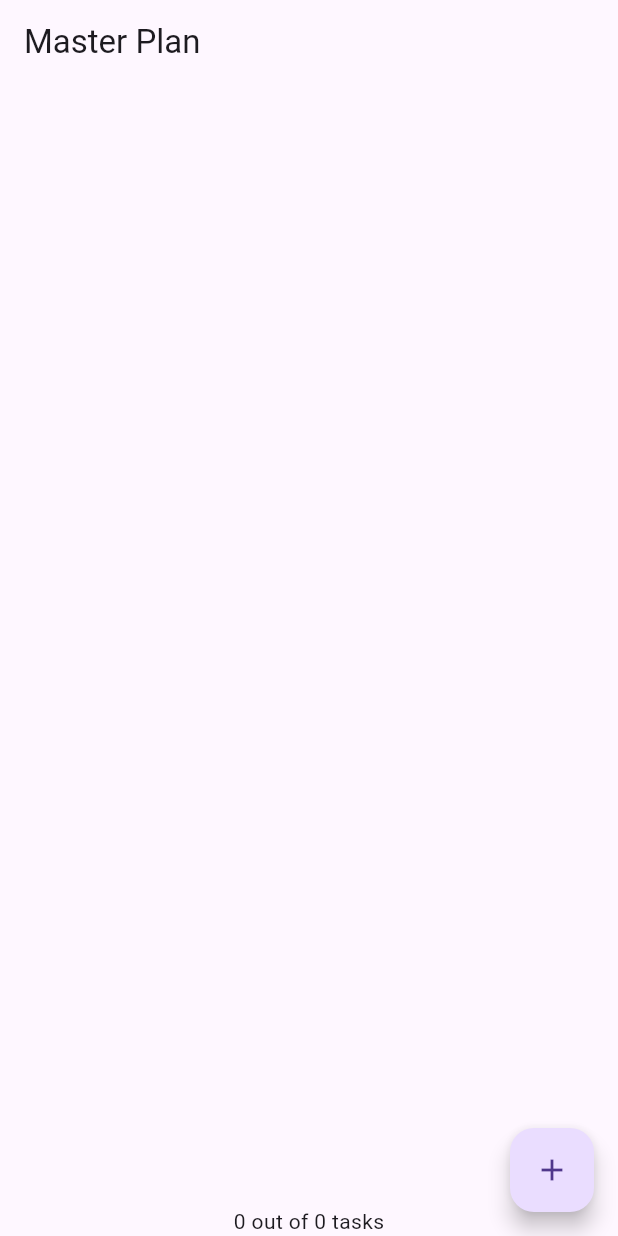
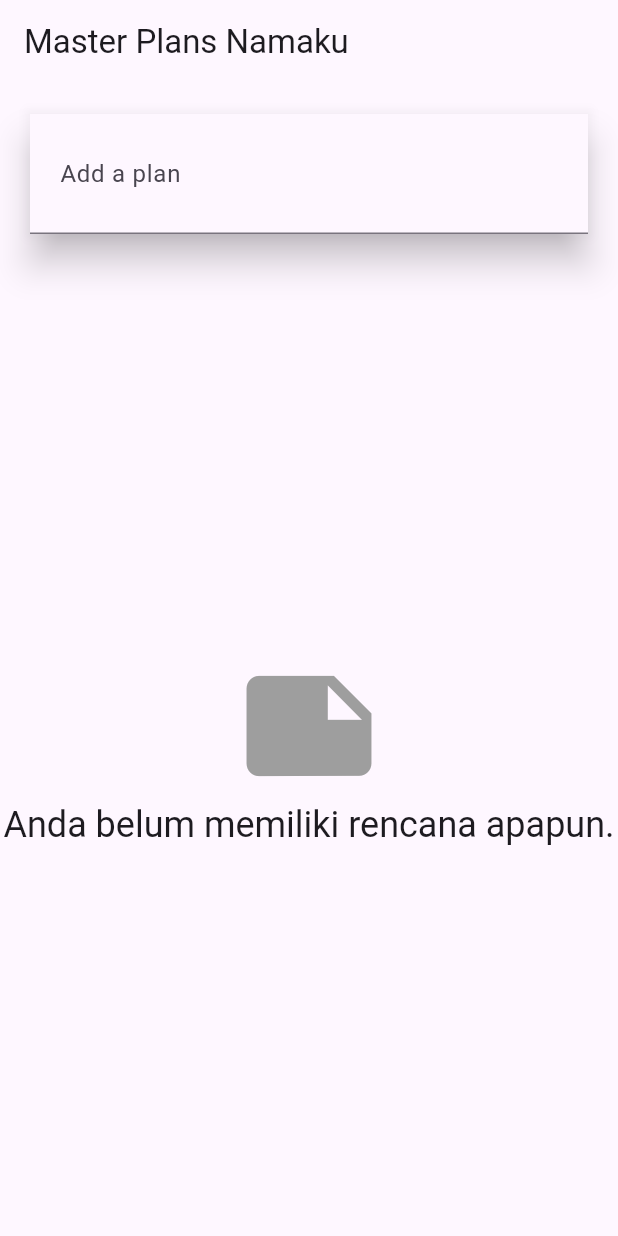
Before and after one commit to Haidarly2/09-2241720258-Pertemuan-10, a Flutter app: the screen it shows after launch, on a phone screen of 412 x 824 dp. Run offline on Flutter 3.47's test engine with Material 3 defaults, Android fonts, the phone set to English and light mode, and no system bars.

Commit message:
commit update praktikum 3

```diff
--- a/master_plan/lib/main.dart
+++ b/master_plan/lib/main.dart
@@ -1,7 +1,8 @@
 import 'package:flutter/material.dart';
 import 'package:master_plan/models/plan.dart';
 import 'package:master_plan/provider/plan_provider.dart';
-import 'package:master_plan/views/plan_screen.dart';
+import 'package:master_plan/views/plan_creator_screen.dart';
+// import 'package:master_plan/views/plan_screen.dart';
 
 void main() => runApp(MasterPlanApp());
 
@@ -13,8 +14,14 @@ class MasterPlanApp extends StatelessWidget {
     return MaterialApp(
       theme: ThemeData(primarySwatch: Colors.purple),
       home: PlanProvider(
-        notifier: ValueNotifier<Plan>(const Plan()),
-        child: const PlanScreen(),
+        notifier: ValueNotifier<List<Plan>>(const []),
+        child: MaterialApp(
+          title: 'State management app',
+          theme: ThemeData(
+            primarySwatch: Colors.blue,
+          ),
+          home: const PlanCreatorScreen(),
+        ),
       ),
     );
   }
--- a/master_plan/lib/provider/plan_provider.dart
+++ b/master_plan/lib/provider/plan_provider.dart
@@ -1,12 +1,14 @@
 import 'package:flutter/material.dart';
 import 'package:master_plan/models/plan.dart';
 
-class PlanProvider extends InheritedNotifier<ValueNotifier<Plan>> {
+class PlanProvider extends InheritedNotifier<ValueNotifier<List<Plan>>> {
   const PlanProvider(
-      {super.key, required Widget child, required ValueNotifier<Plan> notifier})
+      {super.key,
+      required Widget child,
+      required ValueNotifier<List<Plan>> notifier})
       : super(child: child, notifier: notifier);
 
-  static ValueNotifier<Plan> of(BuildContext context) {
+  static ValueNotifier<List<Plan>> of(BuildContext context) {
     return context
         .dependOnInheritedWidgetOfExactType<PlanProvider>()!
         .notifier!;
--- /dev/null
+++ b/master_plan/lib/views/plan_creator_screen.dart
@@ -0,0 +1,89 @@
+import 'package:flutter/material.dart';
+import 'package:master_plan/models/plan.dart';
+import 'package:master_plan/provider/plan_provider.dart';
+import 'package:master_plan/views/plan_screen.dart';
+
+class PlanCreatorScreen extends StatefulWidget {
+  const PlanCreatorScreen({Key? key}) : super(key: key);
+
+  @override
+  _PlanCreatorScreenState createState() => _PlanCreatorScreenState();
+}
+
+class _PlanCreatorScreenState extends State<PlanCreatorScreen> {
+  final textController = TextEditingController();
+
+  @override
+  void dispose() {
+    textController.dispose();
+    super.dispose();
+  }
+
+  @override
+  Widget build(BuildContext context) {
+    return Scaffold(
+      // ganti ‘Namaku' dengan nama panggilan Anda
+      appBar: AppBar(title: const Text('Master Plans Namaku')),
+      body: Column(children: [
+        _buildListCreator(),
+        Expanded(child: _buildMasterPlans())
+      ]),
+    );
+  }
+
+  Widget _buildListCreator() {
+    return Padding(
+        padding: const EdgeInsets.all(20.0),
+        child: Material(
+          color: Theme.of(context).cardColor,
+          elevation: 10,
+          child: TextField(
+              controller: textController,
+              decoration: const InputDecoration(
+                  labelText: 'Add a plan', contentPadding: EdgeInsets.all(20)),
+              onEditingComplete: addPlan),
+        ));
+  }
+
+  void addPlan() {
+    final text = textController.text;
+    if (text.isEmpty) {
+      return;
+    }
+    final plan = Plan(name: text, tasks: []);
+    ValueNotifier<List<Plan>> planNotifier = PlanProvider.of(context);
+    planNotifier.value = List<Plan>.from(planNotifier.value)..add(plan);
+    textController.clear();
+    FocusScope.of(context).requestFocus(FocusNode());
+    setState(() {});
+  }
+
+  Widget _buildMasterPlans() {
+    ValueNotifier<List<Plan>> planNotifier = PlanProvider.of(context);
+    List<Plan> plans = planNotifier.value;
+
+    if (plans.isEmpty) {
+      return Column(
+          mainAxisAlignment: MainAxisAlignment.center,
+          children: <Widget>[
+            const Icon(Icons.note, size: 100, color: Colors.grey),
+            Text('Anda belum memiliki rencana apapun.',
+                style: Theme.of(context).textTheme.headlineSmall)
+          ]);
+    }
+    return ListView.builder(
+        itemCount: plans.length,
+        itemBuilder: (context, index) {
+          final plan = plans[index];
+          return ListTile(
+              title: Text(plan.name),
+              subtitle: Text(plan.completenessMessage),
+              onTap: () {
+                Navigator.of(context).push(MaterialPageRoute(
+                    builder: (_) => PlanScreen(
+                          plan: plan,
+                        )));
+              });
+        });
+  }
+}
--- a/master_plan/lib/views/plan_screen.dart
+++ b/master_plan/lib/views/plan_screen.dart
@@ -3,8 +3,11 @@ import 'package:flutter/material.dart';
 import 'package:master_plan/models/task.dart';
 import 'package:master_plan/provider/plan_provider.dart';
 
+@immutable
+// ignore: must_be_immutable
 class PlanScreen extends StatefulWidget {
-  const PlanScreen({super.key});
+  PlanScreen({super.key, required this.plan});
+  Plan plan;
 
   @override
   State createState() => _PlanScreenState();
@@ -12,6 +15,7 @@ class PlanScreen extends StatefulWidget {
 
 class _PlanScreenState extends State<PlanScreen> {
   late ScrollController scrollController;
+  Plan get plan => widget.plan;
 
   @override
   void initState() {
@@ -24,32 +28,46 @@ class _PlanScreenState extends State<PlanScreen> {
 
   @override
   Widget build(BuildContext context) {
+    ValueNotifier<List<Plan>> plansNotifier = PlanProvider.of(context);
+
     return Scaffold(
-      appBar: AppBar(title: const Text('Master Plan')),
-      body: ValueListenableBuilder<Plan>(
-        valueListenable: PlanProvider.of(context),
-        builder: (context, plan, child) {
+      appBar: AppBar(title: Text(plan.name)),
+      body: ValueListenableBuilder<List<Plan>>(
+        valueListenable: plansNotifier,
+        builder: (context, plans, child) {
+          Plan currentPlan = plans.firstWhere((p) => p.name == plan.name);
           return Column(
             children: [
-              Expanded(child: _buildList(plan)),
-              SafeArea(child: Text(plan.completenessMessage))
+              Expanded(child: _buildList(currentPlan)),
+              SafeArea(child: Text(currentPlan.completenessMessage)),
             ],
           );
         },
       ),
-      floatingActionButton: _buildAddTaskButton(context),
+      floatingActionButton: _buildAddTaskButton(
+        context,
+      ),
     );
   }
 
   Widget _buildAddTaskButton(BuildContext context) {
-    ValueNotifier<Plan> planNotifier = PlanProvider.of(context);
+    ValueNotifier<List<Plan>> planNotifier = PlanProvider.of(context);
     return FloatingActionButton(
       child: const Icon(Icons.add),
       onPressed: () {
-        Plan currentPlan = planNotifier.value;
-        planNotifier.value = Plan(
+        Plan currentPlan = plan;
+        int planIndex =
+            planNotifier.value.indexWhere((p) => p.name == currentPlan.name);
+        List<Task> updatedTasks = List<Task>.from(currentPlan.tasks)
+          ..add(const Task());
+        planNotifier.value = List<Plan>.from(planNotifier.value)
+          ..[planIndex] = Plan(
             name: currentPlan.name,
-          tasks: List<Task>.from(currentPlan.tasks)..add(const Task()),
+            tasks: updatedTasks,
+          );
+        widget.plan = Plan(
+          name: currentPlan.name,
+          tasks: updatedTasks,
         );
       },
     );
@@ -59,8 +77,7 @@ class _PlanScreenState extends State<PlanScreen> {
     return ListView.builder(
       controller: scrollController,
       itemCount: plan.tasks.length,
-      itemBuilder: (context, index) =>
-          Column(
+      itemBuilder: (context, index) => Column(
         children: [
           _buildTaskTile(plan.tasks[index], index, context),
         ],
@@ -69,13 +86,17 @@ class _PlanScreenState extends State<PlanScreen> {
   }
 
   Widget _buildTaskTile(Task task, int index, BuildContext context) {
-    ValueNotifier<Plan> planNotifier = PlanProvider.of(context);
+    ValueNotifier<List<Plan>> planNotifier = PlanProvider.of(context);
+
     return ListTile(
       leading: Checkbox(
           value: task.complete,
           onChanged: (selected) {
-            Plan currentPlan = planNotifier.value;
-            planNotifier.value = Plan(
+            Plan currentPlan = plan;
+            int planIndex = planNotifier.value
+                .indexWhere((p) => p.name == currentPlan.name);
+            planNotifier.value = List<Plan>.from(planNotifier.value)
+              ..[planIndex] = Plan(
                 name: currentPlan.name,
                 tasks: List<Task>.from(currentPlan.tasks)
                   ..[index] = Task(
@@ -87,8 +108,11 @@ class _PlanScreenState extends State<PlanScreen> {
       title: TextFormField(
         initialValue: task.description,
         onChanged: (text) {
-          Plan currentPlan = planNotifier.value;
-          planNotifier.value = Plan(
+          Plan currentPlan = plan;
+          int planIndex =
+              planNotifier.value.indexWhere((p) => p.name == currentPlan.name);
+          planNotifier.value = List<Plan>.from(planNotifier.value)
+            ..[planIndex] = Plan(
               name: currentPlan.name,
               tasks: List<Task>.from(currentPlan.tasks)
                 ..[index] = Task(
```
Lines whose indentation alone changed are shown as unchanged.
